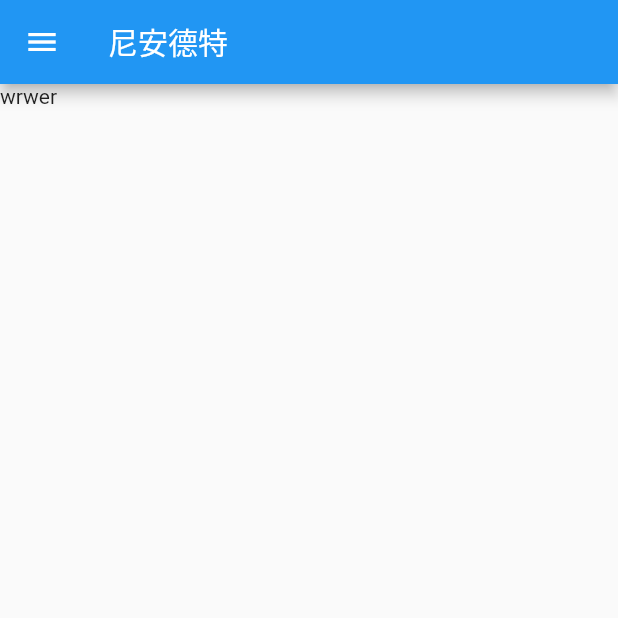
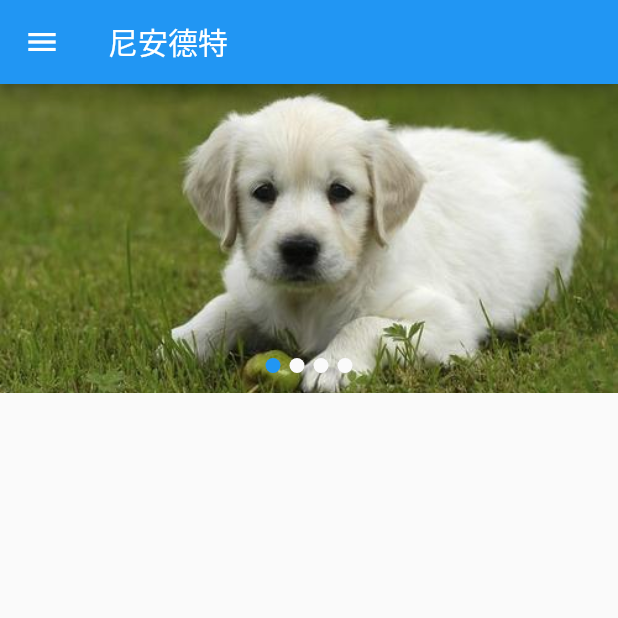
Before and after one commit to waltkong/flutter_walt_enterprise, a Flutter app: the screen it shows after launch, on a phone screen of 412 x 824 dp, the top half of it. Run offline on Flutter 3.47's test engine with Material 2 defaults, Android fonts, the phone set to English and light mode, and no system bars; our stand-ins replace flutter_screenutil, flutter_swiper.

Commit message:
banner图

```diff
--- /dev/null
+++ b/flutter_walt_enterprise/lib/components/banner_component.dart
@@ -0,0 +1,34 @@
+import 'package:flutter/material.dart';
+import 'package:flutter_swiper/flutter_swiper.dart';
+import 'package:flutter_screenutil/flutter_screenutil.dart';
+
+class BannerComponent extends StatelessWidget {
+
+  final List list;
+
+  BannerComponent({this.list});
+
+  @override
+  Widget build(BuildContext context) {
+    return Container(
+      width: ScreenUtil().setWidth(750),
+      height: ScreenUtil().setHeight(333),
+      child: Swiper(
+        itemCount: list.length,
+        itemBuilder: (BuildContext context,int index){
+          return Image.asset(
+            list[index]['image'],
+            width: ScreenUtil().setWidth(750),
+            height: ScreenUtil().setWidth(230),
+            fit: BoxFit.cover,
+          );
+        },
+        pagination: SwiperPagination(),
+        autoplay: true,
+      ),
+    );
+  }
+
+
+
+}
--- a/flutter_walt_enterprise/lib/main.dart
+++ b/flutter_walt_enterprise/lib/main.dart
@@ -1,6 +1,5 @@
 import 'package:flutter/material.dart';
 import 'package:flutter_walt_enterprise/pages/index_page.dart';
-
 
 void main() => runApp(MyApp());
 
@@ -8,6 +7,7 @@ class MyApp extends StatelessWidget {
 
   @override
   Widget build(BuildContext context) {
+
     return MaterialApp(
       title: '尼安德特官网',
       theme: ThemeData(
@@ -15,7 +15,7 @@ class MyApp extends StatelessWidget {
       ),
       initialRoute: "/",
       routes: {
-        '/': (context) => IndexPage(),
+        '/': (context) => IndexPageHome(),
       },
     );
   }
--- a/flutter_walt_enterprise/lib/pages/index_page.dart
+++ b/flutter_walt_enterprise/lib/pages/index_page.dart
@@ -1,10 +1,42 @@
 import 'package:flutter/material.dart';
 import 'package:flutter_walt_enterprise/components/drawer_component.dart';
+import 'package:flutter_screenutil/flutter_screenutil.dart';
+import 'package:flutter_walt_enterprise/components/banner_component.dart';
 
-class IndexPage extends StatelessWidget {
+
+class IndexPageHome extends StatelessWidget {
+  @override
+  Widget build(BuildContext context) {
+    return IndexPage();
+  }
+}
+
+
+class IndexPage extends StatefulWidget {
+  @override
+  _IndexPageState createState() => _IndexPageState();
+}
+
+class _IndexPageState extends State<IndexPage> {
+
+  List _bannerList = [
+    {'image':'assets/images/dog1.jpg'},
+    {'image':'assets/images/dog2.jpg'},
+    {'image':'assets/images/dog3.jpg'},
+    {'image':'assets/images/dog4.jpg'},
+  ];
+
+
+  @override
+  void initState() {
+    super.initState();
+  }
 
   @override
   Widget build(BuildContext context) {
+
+    ScreenUtil.instance = ScreenUtil(width: 750, height: 1334)..init(context); //iphone6 必须build里写
+
     return Container(
       child: Scaffold(
         appBar: AppBar(
@@ -13,9 +45,20 @@ class IndexPage extends StatelessWidget {
         drawer: Drawer(
           child: DrawerComponent(),
         ),
-        body: Text('wrwer'),
+        body: Container(
+          child: Column(
+            children: <Widget>[
+
+              Container(
+                child: BannerComponent(list:_bannerList),
+              ),
+
+            ],
+          ),
+        ),
       ),
     );
   }
 
+
 }
```
